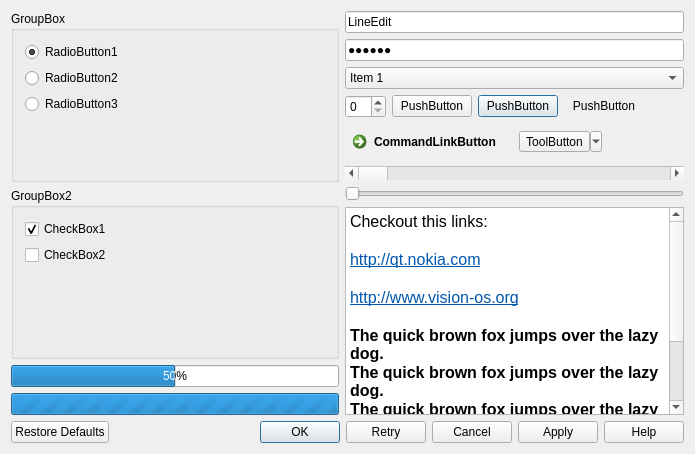
This is src/apps/gallery/previewwidget.ui in curvedspace/vibe as Qt 5 draws it before an edit. The edited form follows.
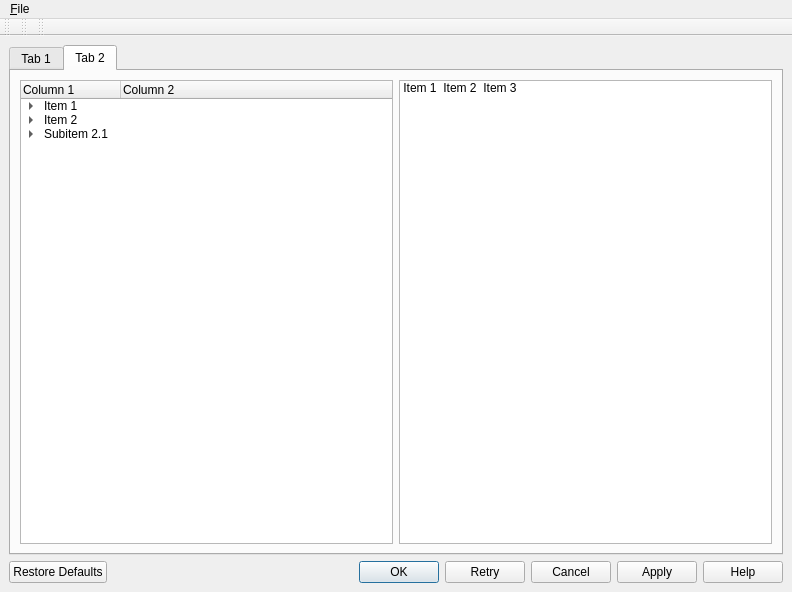
This is the edited form. The open tabs and pages were chosen to show the change.

The edit to the form file:
```diff
--- a/src/apps/gallery/previewwidget.ui
+++ b/src/apps/gallery/previewwidget.ui
@@ -41,27 +41,32 @@
 **
 *********************************************************************</comment>
  <class>PreviewWidget</class>
- <widget class="QWidget" name="PreviewWidget">
+ <widget class="QMainWindow" name="PreviewWidget">
   <property name="geometry">
    <rect>
     <x>0</x>
     <y>0</y>
-    <width>695</width>
-    <height>454</height>
+    <width>792</width>
+    <height>592</height>
    </rect>
   </property>
-  <property name="sizePolicy">
-   <sizepolicy hsizetype="Minimum" vsizetype="Minimum">
-    <horstretch>0</horstretch>
-    <verstretch>0</verstretch>
-   </sizepolicy>
-  </property>
   <property name="windowTitle">
    <string>The Widget Gallery</string>
   </property>
-  <layout class="QGridLayout" name="gridLayout">
-   <item row="0" column="0">
-    <layout class="QVBoxLayout" name="verticalLayout_2">
+  <widget class="QWidget" name="centralwidget">
+   <layout class="QVBoxLayout" name="verticalLayout">
+    <item>
+     <widget class="QTabWidget" name="TabWidget">
+      <property name="currentIndex">
+       <number>0</number>
+      </property>
+      <widget class="QWidget" name="Tab1">
+       <attribute name="title">
+        <string>Tab 1</string>
+       </attribute>
+       <layout class="QHBoxLayout" name="horizontalLayout">
+        <item>
+         <layout class="QVBoxLayout" name="verticalLayout_17">
      <item>
       <widget class="QGroupBox" name="GroupBox1">
        <property name="title">
@@ -178,8 +183,8 @@
      </item>
     </layout>
    </item>
-   <item row="0" column="1">
-    <layout class="QVBoxLayout" name="verticalLayout">
+        <item>
+         <layout class="QVBoxLayout" name="VerticalLayout1">
      <item>
       <widget class="QLineEdit" name="LineEdit1">
        <property name="text">
@@ -198,7 +203,7 @@
       </widget>
      </item>
      <item>
-      <widget class="QComboBox" name="ComboBox1">
+           <widget class="QComboBox" name="ComboBox1_5">
        <item>
         <property name="text">
          <string>Item 1</string>
@@ -252,7 +257,7 @@
       </widget>
      </item>
      <item>
-      <layout class="QHBoxLayout" name="horizontalLayout_2">
+           <layout class="QHBoxLayout" name="HorizontalLayout1">
        <property name="spacing">
         <number>6</number>
        </property>
@@ -260,7 +265,7 @@
         <number>0</number>
        </property>
        <item>
-        <widget class="QSpinBox" name="SpinBox1"/>
+             <widget class="QSpinBox" name="SpinBox1_5"/>
        </item>
        <item>
         <widget class="QPushButton" name="PushButton1">
@@ -293,7 +298,7 @@
         </widget>
        </item>
        <item>
-        <spacer name="horizontalSpacer">
+             <spacer name="HorizontalSpacer1">
          <property name="orientation">
           <enum>Qt::Horizontal</enum>
          </property>
@@ -308,7 +313,7 @@
       </layout>
      </item>
      <item>
-      <layout class="QHBoxLayout" name="horizontalLayout">
+           <layout class="QHBoxLayout" name="HorizontalLayout2">
        <item>
         <widget class="QCommandLinkButton" name="CommandLinkButton">
          <property name="text">
@@ -327,7 +332,7 @@
         </widget>
        </item>
        <item>
-        <spacer name="horizontalSpacer_2">
+             <spacer name="HorizontalSpacer2">
          <property name="orientation">
           <enum>Qt::Horizontal</enum>
          </property>
@@ -342,21 +347,21 @@
       </layout>
      </item>
      <item>
-      <widget class="QScrollBar" name="ScrollBar1">
+           <widget class="QScrollBar" name="ScrollBar">
        <property name="orientation">
         <enum>Qt::Horizontal</enum>
        </property>
       </widget>
      </item>
      <item>
-      <widget class="QSlider" name="Slider1">
+           <widget class="QSlider" name="Slider">
        <property name="orientation">
         <enum>Qt::Horizontal</enum>
        </property>
       </widget>
      </item>
      <item>
-      <widget class="QTextEdit" name="textView">
+           <widget class="QTextEdit" name="TextView">
        <property name="readOnly">
         <bool>true</bool>
        </property>
@@ -364,7 +369,7 @@
         <string>&lt;!DOCTYPE HTML PUBLIC &quot;-//W3C//DTD HTML 4.0//EN&quot; &quot;http://www.w3.org/TR/REC-html40/strict.dtd&quot;&gt;
 &lt;html&gt;&lt;head&gt;&lt;meta name=&quot;qrichtext&quot; content=&quot;1&quot; /&gt;&lt;style type=&quot;text/css&quot;&gt;
 p, li { white-space: pre-wrap; }
-&lt;/style&gt;&lt;/head&gt;&lt;body style=&quot; font-family:'Ubuntu'; font-size:9pt; font-weight:400; font-style:normal;&quot;&gt;
+&lt;/style&gt;&lt;/head&gt;&lt;body style=&quot; font-family:'Droid Sans'; font-size:9pt; font-weight:400; font-style:normal;&quot;&gt;
 &lt;p style=&quot; margin-top:0px; margin-bottom:0px; margin-left:0px; margin-right:0px; -qt-block-indent:0; text-indent:0px;&quot;&gt;&lt;span style=&quot; font-family:'Sans'; font-size:12pt;&quot;&gt;Checkout this links:&lt;/span&gt;&lt;/p&gt;
 &lt;p style=&quot;-qt-paragraph-type:empty; margin-top:0px; margin-bottom:0px; margin-left:0px; margin-right:0px; -qt-block-indent:0; text-indent:0px; font-family:'Sans'; font-size:12pt;&quot;&gt;&lt;/p&gt;
 &lt;p style=&quot; margin-top:0px; margin-bottom:0px; margin-left:0px; margin-right:0px; -qt-block-indent:0; text-indent:0px;&quot;&gt;&lt;a href=&quot;http://qt.nokia.com&quot;&gt;&lt;span style=&quot; font-family:'Sans'; font-size:12pt; text-decoration: underline; color:#0057ae;&quot;&gt;http://qt.nokia.com&lt;/span&gt;&lt;/a&gt;&lt;/p&gt;
@@ -381,7 +386,99 @@
      </item>
     </layout>
    </item>
-   <item row="1" column="0" colspan="2">
+       </layout>
+      </widget>
+      <widget class="QWidget" name="Tab2">
+       <attribute name="title">
+        <string>Tab 2</string>
+       </attribute>
+       <layout class="QHBoxLayout" name="horizontalLayout_2">
+        <item>
+         <widget class="QTreeWidget" name="TreeWidget">
+          <column>
+           <property name="text">
+            <string>Column 1</string>
+           </property>
+          </column>
+          <column>
+           <property name="text">
+            <string>Column 2</string>
+           </property>
+          </column>
+          <item>
+           <property name="text">
+            <string>Item 1</string>
+           </property>
+           <item>
+            <property name="text">
+             <string>Subitem 1.1</string>
+            </property>
+           </item>
+           <item>
+            <property name="text">
+             <string>Subitem 1.2</string>
+            </property>
+           </item>
+          </item>
+          <item>
+           <property name="text">
+            <string>Item 2</string>
+           </property>
+           <item>
+            <property name="text">
+             <string>Subitem 2.1</string>
+            </property>
+            <item>
+             <property name="text">
+              <string>Subitem 2.1.1</string>
+             </property>
+            </item>
+            <item>
+             <property name="text">
+              <string>Subitem 2.1.2</string>
+             </property>
+            </item>
+           </item>
+          </item>
+          <item>
+           <property name="text">
+            <string>Subitem 2.1</string>
+           </property>
+           <item>
+            <property name="text">
+             <string>Subitem 2.2.1</string>
+            </property>
+           </item>
+          </item>
+         </widget>
+        </item>
+        <item>
+         <widget class="QListWidget" name="ListWidget">
+          <property name="viewMode">
+           <enum>QListView::IconMode</enum>
+          </property>
+          <item>
+           <property name="text">
+            <string>Item 1</string>
+           </property>
+          </item>
+          <item>
+           <property name="text">
+            <string>Item 2</string>
+           </property>
+          </item>
+          <item>
+           <property name="text">
+            <string>Item 3</string>
+           </property>
+          </item>
+         </widget>
+        </item>
+       </layout>
+      </widget>
+     </widget>
+    </item>
+    <item>
     <widget class="QDialogButtonBox" name="ButtonBox">
      <property name="standardButtons">
       <set>QDialogButtonBox::Apply|QDialogButtonBox::Cancel|QDialogButtonBox::Help|QDialogButtonBox::Ok|QDialogButtonBox::RestoreDefaults|QDialogButtonBox::Retry</set>
@@ -389,6 +486,111 @@
     </widget>
    </item>
   </layout>
+  </widget>
+  <widget class="QMenuBar" name="menubar">
+   <property name="geometry">
+    <rect>
+     <x>0</x>
+     <y>0</y>
+     <width>792</width>
+     <height>24</height>
+    </rect>
+   </property>
+   <widget class="QMenu" name="menuFile">
+    <property name="title">
+     <string>&amp;File</string>
+    </property>
+    <widget class="QMenu" name="menuItem1">
+     <property name="title">
+      <string>Item 2</string>
+     </property>
+     <addaction name="actionItem2"/>
+     <addaction name="actionItem3"/>
+     <addaction name="actionItem4"/>
+     <addaction name="actionCheckable1"/>
+     <addaction name="actionCheckable2"/>
+     <addaction name="separator"/>
+     <addaction name="actionItem5"/>
+    </widget>
+    <addaction name="actionItem1"/>
+    <addaction name="menuItem1"/>
+   </widget>
+   <addaction name="menuFile"/>
+  </widget>
+  <widget class="QToolBar" name="ToolBar1">
+   <property name="windowTitle">
+    <string>toolBar</string>
+   </property>
+   <attribute name="toolBarArea">
+    <enum>TopToolBarArea</enum>
+   </attribute>
+   <attribute name="toolBarBreak">
+    <bool>false</bool>
+   </attribute>
+  </widget>
+  <widget class="QToolBar" name="ToolBar2">
+   <property name="windowTitle">
+    <string>toolBar_2</string>
+   </property>
+   <attribute name="toolBarArea">
+    <enum>TopToolBarArea</enum>
+   </attribute>
+   <attribute name="toolBarBreak">
+    <bool>false</bool>
+   </attribute>
+  </widget>
+  <widget class="QToolBar" name="ToolBar3">
+   <property name="windowTitle">
+    <string>toolBar</string>
+   </property>
+   <attribute name="toolBarArea">
+    <enum>TopToolBarArea</enum>
+   </attribute>
+   <attribute name="toolBarBreak">
+    <bool>false</bool>
+   </attribute>
+  </widget>
+  <action name="actionItem1">
+   <property name="text">
+    <string>Item 1</string>
+   </property>
+  </action>
+  <action name="actionItem2">
+   <property name="text">
+    <string>Item 1</string>
+   </property>
+  </action>
+  <action name="actionItem3">
+   <property name="text">
+    <string>Item 2</string>
+   </property>
+  </action>
+  <action name="actionItem4">
+   <property name="text">
+    <string>Item 3</string>
+   </property>
+  </action>
+  <action name="actionCheckable1">
+   <property name="checkable">
+    <bool>true</bool>
+   </property>
+   <property name="text">
+    <string>Checkable 1</string>
+   </property>
+  </action>
+  <action name="actionCheckable2">
+   <property name="checkable">
+    <bool>true</bool>
+   </property>
+   <property name="text">
+    <string>Checkable 2</string>
+   </property>
+  </action>
+  <action name="actionItem5">
+   <property name="text">
+    <string>Item 5</string>
+   </property>
+  </action>
  </widget>
  <resources/>
  <connections/>
```
Left out of the diff: 50 changed lines with no effect on the pictures. Lines whose indentation alone changed are shown as unchanged.
